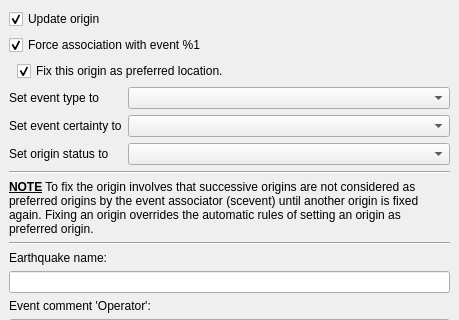
First picture: the form in src/gui-qt4/libs/seiscomp3/gui/datamodel/originlocatorview_commit.ui, repository SeisComP/common, before the edit; both pictures show x 0 to 459 and y 0 to 320 of the 459 by 537 pixel window.
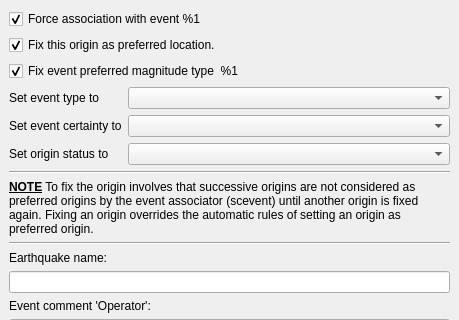
Second picture: the form after the edit.

Commit message: [scolv] Enable custom commits

The edit to the form file:
```diff
--- a/src/gui-qt4/libs/seiscomp3/gui/datamodel/originlocatorview_commit.ui
+++ b/src/gui-qt4/libs/seiscomp3/gui/datamodel/originlocatorview_commit.ui
@@ -22,22 +22,6 @@
    <property name="spacing" >
     <number>6</number>
    </property>
-   <item>
-    <widget class="QCheckBox" name="cbUpdateOrigin" >
-     <property name="toolTip" >
-      <string>If unchecked no origin related information will be sent (see Help).</string>
-     </property>
-     <property name="whatsThis" >
-      <string>Updates the origin evaluation mode. If unchecked only the event options are set. Unchecking this option is useful if the event type is set to "not existing" where a confirmation of the location makes not much sense.</string>
-     </property>
-     <property name="text" >
-      <string>Update origin</string>
-     </property>
-     <property name="checked" >
-      <bool>true</bool>
-     </property>
-    </widget>
-   </item>
    <item>
     <widget class="QCheckBox" name="cbAssociate" >
      <property name="toolTip" >
@@ -74,22 +58,6 @@
         <property name="spacing" >
          <number>6</number>
         </property>
-        <item>
-         <spacer>
-          <property name="orientation" >
-           <enum>Qt::Horizontal</enum>
-          </property>
-          <property name="sizeType" >
-           <enum>QSizePolicy::Fixed</enum>
-          </property>
-          <property name="sizeHint" >
-           <size>
-            <width>8</width>
-            <height>20</height>
-           </size>
-          </property>
-         </spacer>
-        </item>
         <item>
          <widget class="QCheckBox" name="cbFixSolution" >
           <property name="toolTip" >
@@ -105,6 +73,16 @@
         </item>
        </layout>
       </item>
+      <item>
+       <widget class="QCheckBox" name="cbFixMagnitudeType" >
+        <property name="text" >
+         <string>Fix event preferred magnitude type  %1</string>
+        </property>
+        <property name="checked" >
+         <bool>true</bool>
+        </property>
+       </widget>
+      </item>
       <item>
        <layout class="QGridLayout" >
         <property name="margin" >
```
Left out of the diff: 24 changed lines with no effect on the pictures. The commit also changes 5 other files.
